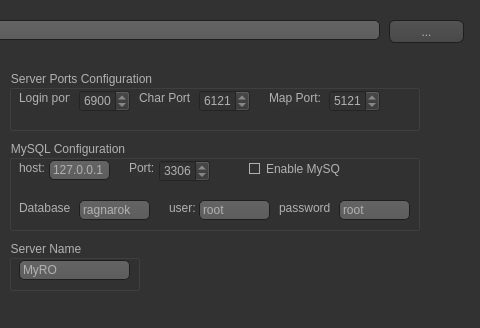
Qt form hostconfig.ui (Thejuster/rAthena-Studio) before a commit; both pictures show x 201 to 681 and y 0 to 328 of the 681 by 433 pixel window.
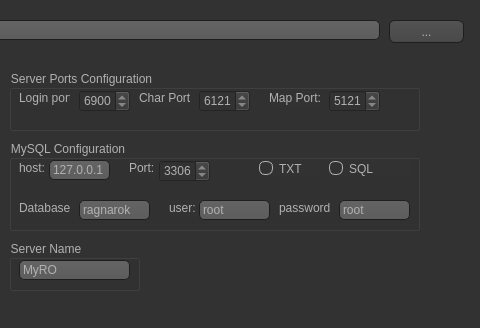
The same form after that commit. Icons and pictures are not drawn.

```diff
--- a/hostconfig.ui
+++ b/hostconfig.ui
@@ -932,20 +932,33 @@
      <bool>false</bool>
     </property>
    </widget>
-   <widget class="QCheckBox" name="checkBox">
+   <widget class="QRadioButton" name="radioButton">
     <property name="geometry">
      <rect>
-      <x>240</x>
+      <x>250</x>
       <y>20</y>
-      <width>91</width>
+      <width>61</width>
       <height>17</height>
      </rect>
     </property>
     <property name="text">
-     <string>Enable MySQL</string>
+     <string>TXT</string>
     </property>
     <property name="checked">
-     <bool>false</bool>
+     <bool>true</bool>
+    </property>
+   </widget>
+   <widget class="QRadioButton" name="radioButton_2">
+    <property name="geometry">
+     <rect>
+      <x>320</x>
+      <y>20</y>
+      <width>82</width>
+      <height>17</height>
+     </rect>
+    </property>
+    <property name="text">
+     <string>SQL</string>
     </property>
    </widget>
   </widget>
```
